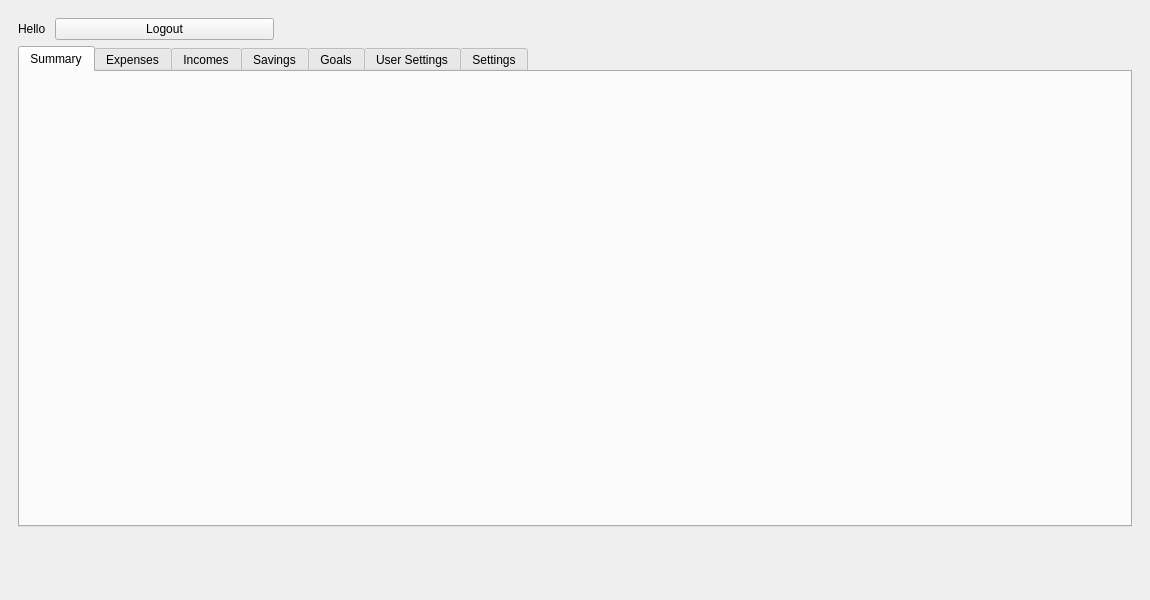
The window that GigaBudget/mainwindow.ui (Kapiura/BudgetPlanner) describes before a commit, drawn with Qt 5.
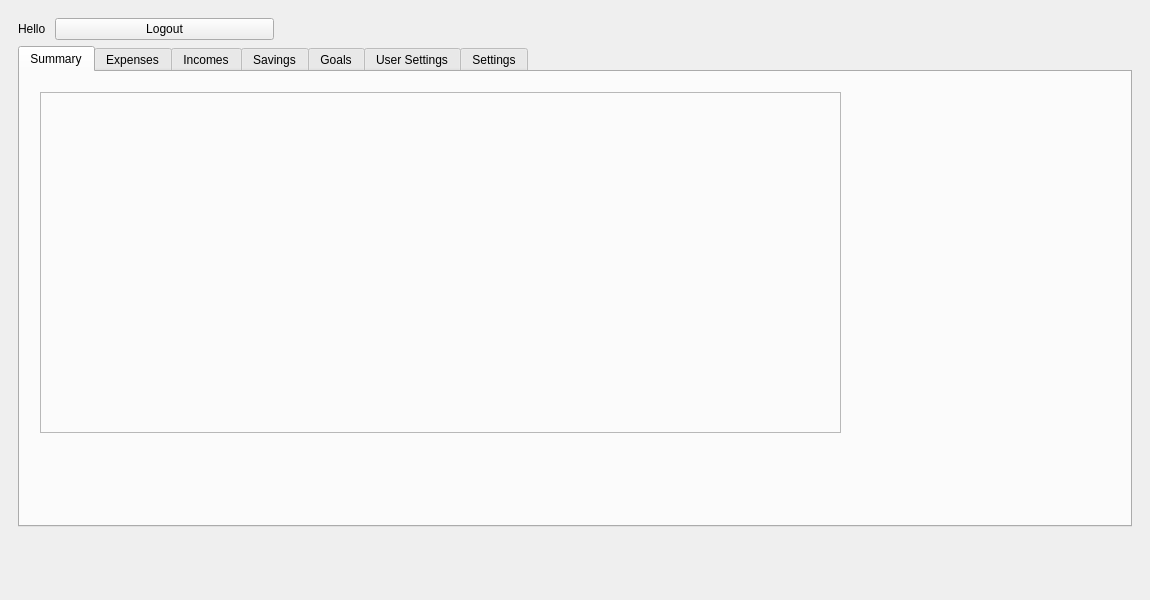
The same window after the commit. The open tabs and pages were chosen to show the change.

Commit message: Add graph - creating in summary graph of incomes and expenses for every user

The edit to the form file:
```diff
--- a/GigaBudget/mainwindow.ui
+++ b/GigaBudget/mainwindow.ui
@@ -128,32 +128,37 @@
            <widget class="QFrame" name="gridFrame">
             <property name="geometry">
              <rect>
-              <x>10</x>
-              <y>30</y>
-              <width>331</width>
-              <height>281</height>
+              <x>20</x>
+              <y>20</y>
+              <width>801</width>
+              <height>341</height>
              </rect>
             </property>
-            <layout class="QGridLayout" name="summaryGraph"/>
+            <property name="frameShape">
+             <enum>QFrame::StyledPanel</enum>
+            </property>
+            <property name="frameShadow">
+             <enum>QFrame::Raised</enum>
+            </property>
            </widget>
-           <widget class="QWidget" name="gridLayoutWidget_2">
+           <widget class="QWidget" name="">
             <property name="geometry">
              <rect>
-              <x>430</x>
-              <y>30</y>
-              <width>291</width>
-              <height>251</height>
+              <x>833</x>
+              <y>9</y>
+              <width>251</width>
+              <height>211</height>
              </rect>
             </property>
             <layout class="QGridLayout" name="sumgoal"/>
            </widget>
-           <widget class="QWidget" name="gridLayoutWidget_3">
+           <widget class="QWidget" name="">
             <property name="geometry">
              <rect>
-              <x>30</x>
-              <y>330</y>
-              <width>711</width>
-              <height>80</height>
+              <x>9</x>
+              <y>378</y>
+              <width>1081</width>
+              <height>41</height>
              </rect>
             </property>
             <layout class="QGridLayout" name="summaryCards"/>
```
Left out of the diff: 74 changed lines with no effect on the pictures. The commit also changes 8 other files.
